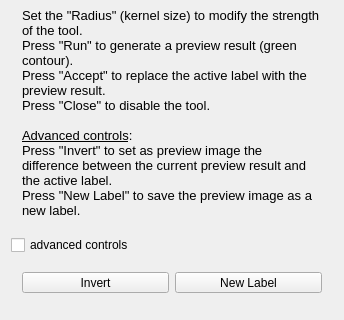
Above: Modules/SegmentationUI/Qmitk/QmitkCloseTool3DGUIControls.ui from MITK/MITK before the change; both pictures show x 0 to 344 and y 273 to 593 of the 344 by 593 pixel window. Below: the same form after it.
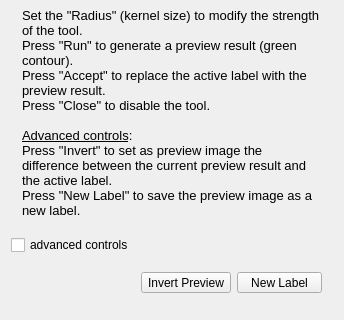
That is the form after the change. Icons and pictures are not drawn.

```diff
--- a/Modules/SegmentationUI/Qmitk/QmitkCloseTool3DGUIControls.ui
+++ b/Modules/SegmentationUI/Qmitk/QmitkCloseTool3DGUIControls.ui
@@ -304,7 +304,20 @@
       <item>
        <layout class="QHBoxLayout" name="horizontalLayout_4">
         <item>
-         <widget class="QToolButton" name="m_pbDifference">
+         <spacer name="horizontalSpacer">
+          <property name="orientation">
+           <enum>Qt::Horizontal</enum>
+          </property>
+          <property name="sizeHint" stdset="0">
+           <size>
+            <width>40</width>
+            <height>20</height>
+           </size>
+          </property>
+         </spacer>
+        </item>
+        <item>
+         <widget class="QToolButton" name="m_pbInvertPreview">
           <property name="enabled">
            <bool>true</bool>
           </property>
@@ -314,11 +327,17 @@
             <verstretch>0</verstretch>
            </sizepolicy>
           </property>
+          <property name="minimumSize">
+           <size>
+            <width>85</width>
+            <height>0</height>
+           </size>
+          </property>
           <property name="toolTip">
            <string>Replace active label with the difference from the preview result</string>
           </property>
           <property name="text">
-           <string>Invert</string>
+           <string>Invert Preview</string>
           </property>
           <property name="icon">
            <iconset resource="../resources/SegmentationUI.qrc">
@@ -355,6 +374,12 @@
             <verstretch>0</verstretch>
            </sizepolicy>
           </property>
+          <property name="minimumSize">
+           <size>
+            <width>85</width>
+            <height>0</height>
+           </size>
+          </property>
           <property name="toolTip">
            <string>Create a new label out of the current preview image</string>
           </property>
```
